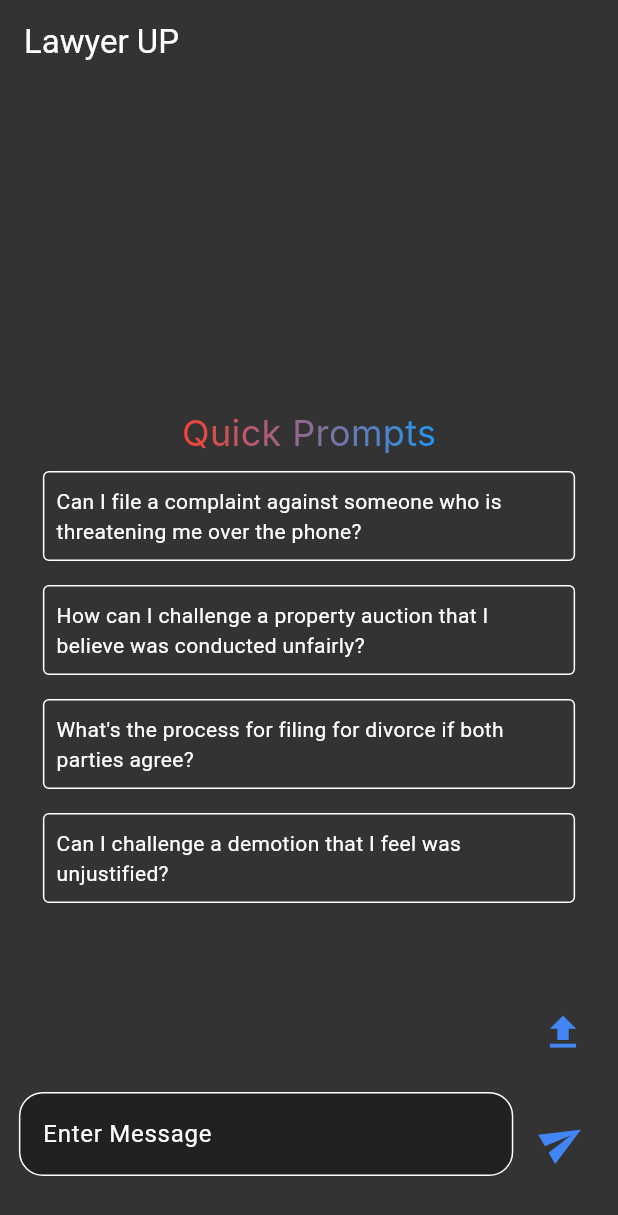
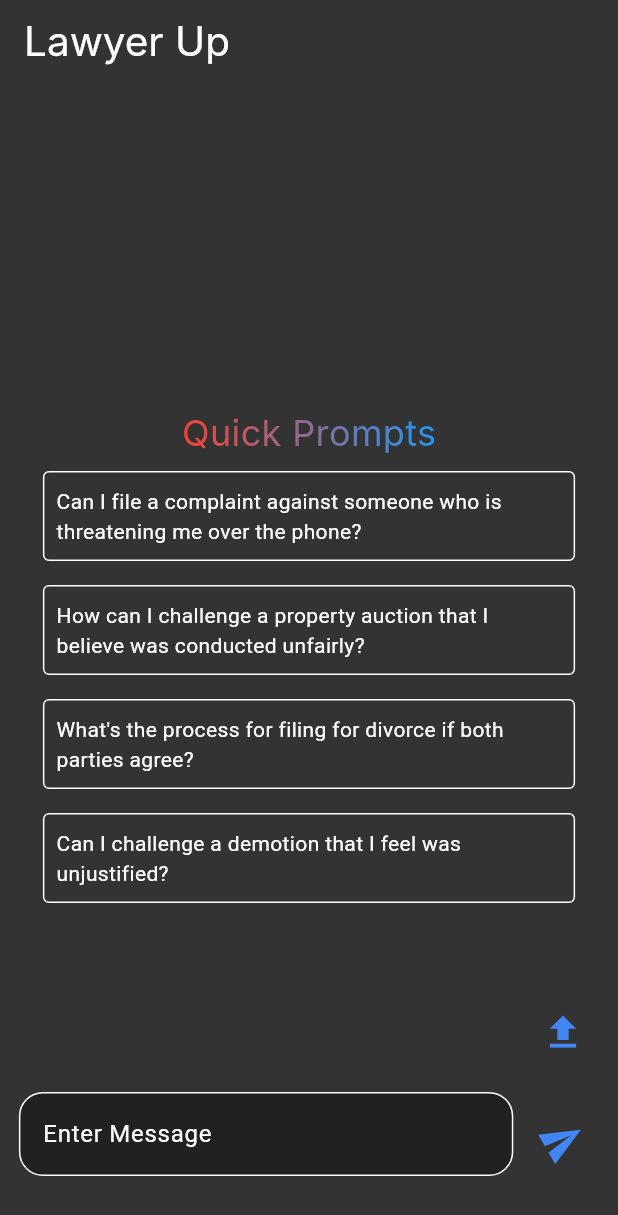
Before and after one commit to AlsoShantanuBorkar/Hacksprintv5.o_AIML07_TheFloorIsJava, a Flutter app: the screen it shows after launch, after a tap on the "upload" icon, on a phone screen of 412 x 824 dp. Shown: the top 1215 px of the screen. Run offline on Flutter 3.47's test engine with Material 3 defaults, Android fonts, the phone set to English and light mode, and no system bars; our stand-ins replace dio, equatable, file_picker, flutter_markdown, flutter_tts; Roboto replaces fonts that are missing (Inter).

Commit message:
add: text-to-speech

```diff
--- a/lib/main.dart
+++ b/lib/main.dart
@@ -1,9 +1,10 @@
 import 'package:flutter/material.dart';
+import 'package:hacksprint_flutter/core/utils/flutter_tts.dart';
 import 'package:hacksprint_flutter/presentation/screens/chat/chat_screen.dart';
 
 void main() async {
   WidgetsFlutterBinding.ensureInitialized();
-  // await configureTts();
+  await configureTts();
   runApp(const MainApp());
 }
 
--- a/lib/presentation/screens/chat/chat_screen.dart
+++ b/lib/presentation/screens/chat/chat_screen.dart
@@ -44,9 +44,9 @@ class ChatScreenState extends State<ChatScreen> {
       appBar: AppBar(
         backgroundColor: AppColors.dark,
         scrolledUnderElevation: 0,
-        title: const Text(
-          "Lawyer UP",
-          style: TextStyle(color: white),
+        title: Text(
+          "Lawyer Up",
+          style: ts27.white,
         ),
       ),
       body: SizedBox(
@@ -204,6 +204,16 @@ class ChatScreenState extends State<ChatScreen> {
                                   isImageUploading = true;
                                 });
                                 try {
+                                  _messages.add(
+                                    ChatBubble(
+                                      message: "Image",
+                                      isMe: false,
+                                      isMarkdown: true,
+                                      isRagPrompt: false,
+                                      image: file,
+                                      isImage: true,
+                                    ),
+                                  );
                                   uploadImage(file).then((value) {
                                     if (value.data["message"] != "success") {
                                       _messages.add(
@@ -404,6 +414,9 @@ class ChatScreenState extends State<ChatScreen> {
           isLoading = false;
           setState(() {});
         }
+        scrollController.animateTo(scrollController.position.maxScrollExtent,
+            curve: Curves.easeInOutCubic,
+            duration: const Duration(milliseconds: 500));
       });
     }
   }
```
Also changed, not shown: lib/presentation/screens/chat/widgets/chat_bubble.dart (+59 -26 lines).
